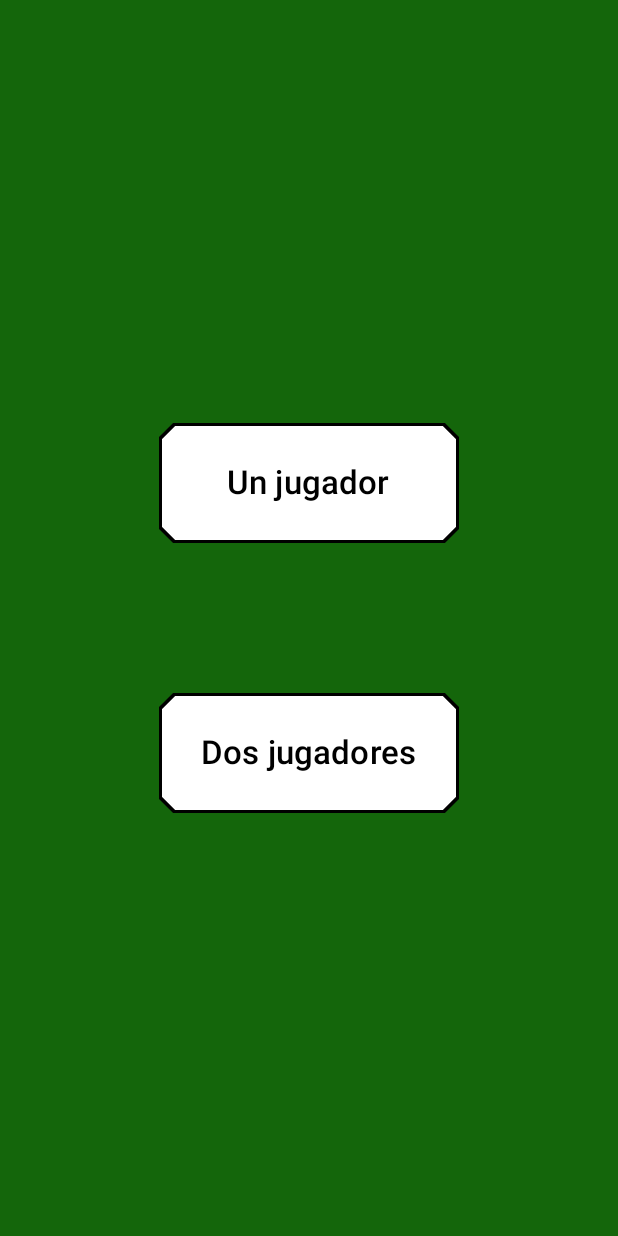
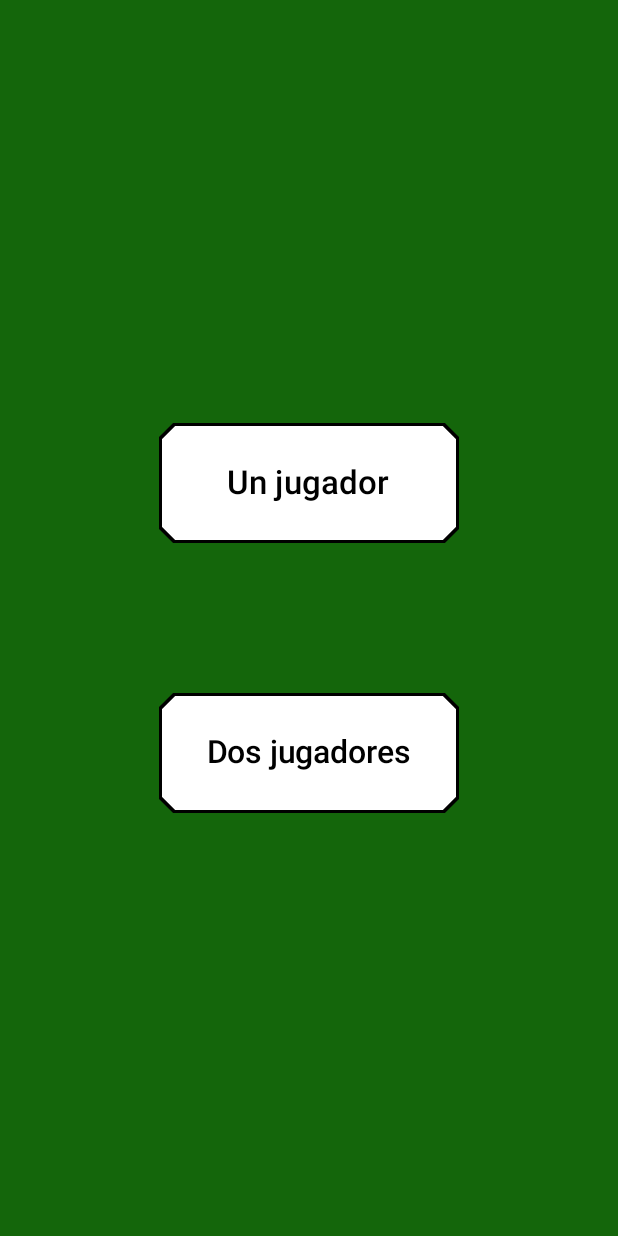
Before and after one commit to IES-Rafael-Alberti/2dam-u2-pr-ctica-3-ra1-ra2-black-jack-LuciaES24, an Android app built with Jetpack Compose: the composable PantallaPrincipal shown on its own in the app's theme, on a phone screen of 412 x 824 dp. Run offline under Robolectric (Android 15) with nearby library versions, the phone set to English and light mode, and no system bars; 2 statements that could not run were skipped.

```diff
--- a/app/src/main/java/com/lespsan543/blackjack/Screens/FuncionesPantalla.kt
+++ b/app/src/main/java/com/lespsan543/blackjack/Screens/FuncionesPantalla.kt
@@ -76,7 +76,7 @@ fun PantallaPrincipal(navController: NavHostController) {
             border = BorderStroke(2.dp, Color.Black),
             shape = CutCornerShape(10.dp)
         ) {
-            Text(text = "Dos jugadores", fontSize = 22.sp)
+            Text(text = "Dos jugadores", fontSize = 21.sp)
         }
     }
 }
```
